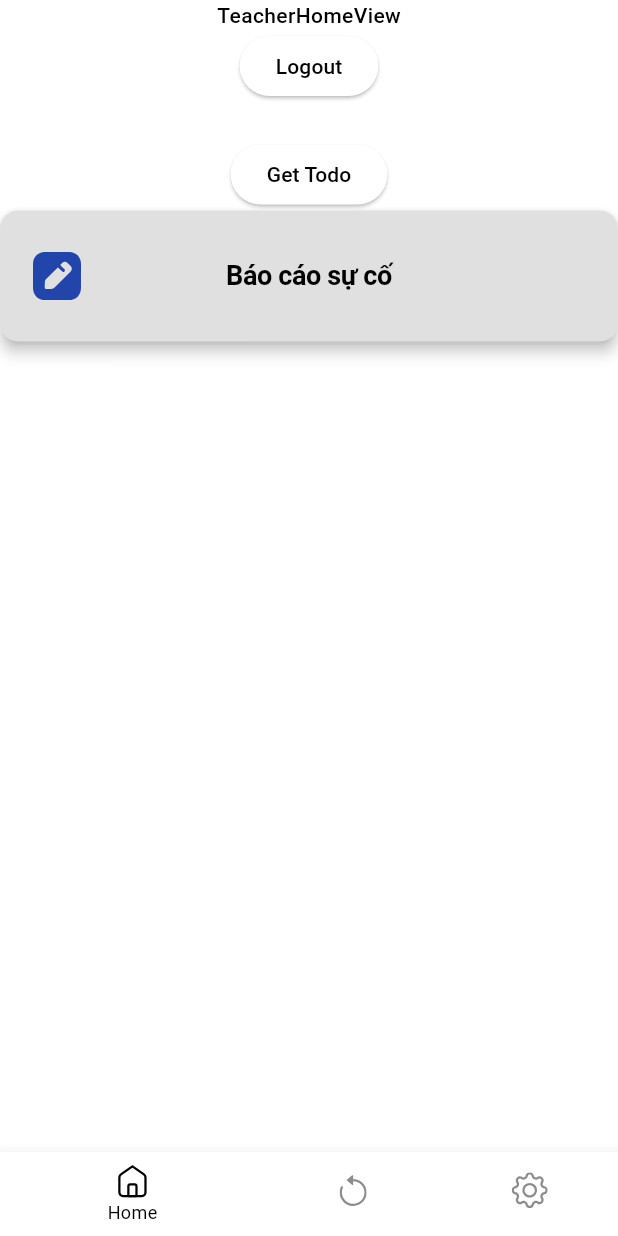
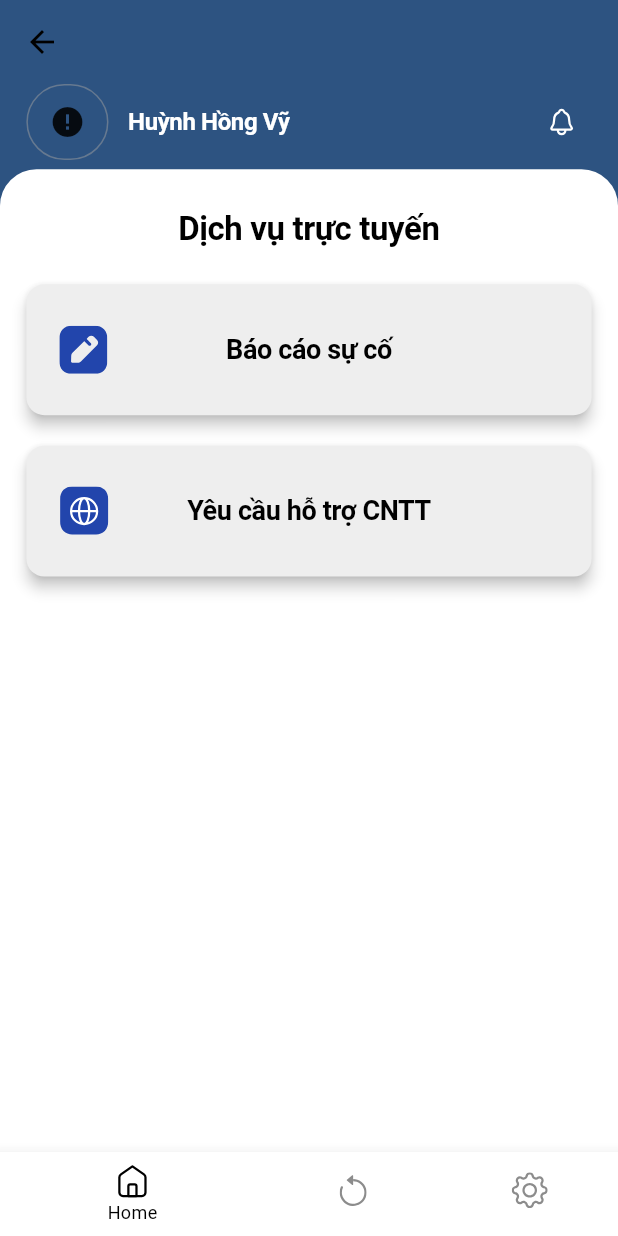
Before and after one commit to vixyninja/fmanager, a Flutter app: the TeacherBottomNavigation screen opened by its route, on a phone screen of 412 x 824 dp. Run offline on Flutter 3.47's test engine with Material 2 defaults, Android fonts, the phone set to English and light mode, and no system bars; drawn by our look-alikes of cached_network_image; our stand-ins replace dartz, dio, firebase_auth, firebase_core, flutter_screenutil, flutter_svg and 3 more; accounts and stored records are empty; network calls fail.

Commit message:
feat: teach home, base widget, base colors.

```diff
--- a/lib/core/theme/dark_color.dart
+++ b/lib/core/theme/dark_color.dart
@@ -6,6 +6,7 @@ class DarkColors {
 
   // BACKGROUND
   static const Color backgroundColor = Colors.black;
+  static const Color onBackgroundColor = Colors.white;
 
   // SHADOW
   static const Color shadowColor = Colors.grey;
--- a/lib/core/theme/light_color.dart
+++ b/lib/core/theme/light_color.dart
@@ -6,6 +6,7 @@ class LightColors {
 
   // BACKGROUND
   static const Color backgroundColor = Colors.white;
+  static const Color onBackgroundColor = Colors.black;
 
   // SHADOW
   static const Color shadowColor = Colors.grey;
--- a/lib/core/theme/them.dart
+++ b/lib/core/theme/them.dart
@@ -8,6 +8,7 @@ final ThemeData themeData = ThemeData(
   textTheme: textTheme,
   colorScheme: ColorScheme.light(
     background: LightColors.backgroundColor,
+    onBackground: LightColors.onBackgroundColor,
     primary: LightColors.primaryColor,
   ),
   iconButtonTheme: const IconButtonThemeData(
@@ -26,6 +27,7 @@ final ThemeData themeDataDark = ThemeData(
   textTheme: textThemeDark,
   colorScheme: ColorScheme.dark(
     background: DarkColors.backgroundColor,
+    onBackground: DarkColors.onBackgroundColor,
     primary: DarkColors.primaryColor,
   ),
   iconButtonTheme: const IconButtonThemeData(
--- /dev/null
+++ b/lib/core/widgets/base_circle_avatar/base_circle_avatar.dart
@@ -0,0 +1,67 @@
+import 'package:cached_network_image/cached_network_image.dart';
+import 'package:flutter/material.dart';
+import 'package:flutter_screenutil/flutter_screenutil.dart';
+
+// ignore: constant_identifier_names
+const String IMAGE_URL = 'https://res.cloudinary.com/dhwzs1m4l/image/upload/v1697453686/notion-avatar_sxmijk.png';
+
+class BaseCircleAvatar extends StatelessWidget {
+  const BaseCircleAvatar({
+    super.key,
+    this.onTap,
+    this.imageUrl,
+    this.width,
+    this.height,
+  });
+
+  final String? imageUrl;
+  final VoidCallback? onTap;
+  final double? width;
+  final double? height;
+
+  @override
+  Widget build(BuildContext context) {
+    return Stack(
+      children: [
+        Container(
+          decoration: BoxDecoration(
+            border: Border.all(
+              color: Colors.grey.withOpacity(0.5),
+              width: 1,
+            ),
+            borderRadius: BorderRadius.circular(99),
+          ),
+          child: ClipRRect(
+            borderRadius: BorderRadius.circular(99),
+            child: CachedNetworkImage(
+              imageUrl: imageUrl ?? IMAGE_URL,
+              width: width ?? 48.w,
+              height: height ?? 48.h,
+              placeholder: (context, url) => const Center(child: CircularProgressIndicator()),
+              errorWidget: (context, url, error) {
+                return const Icon(Icons.error);
+              },
+              filterQuality: FilterQuality.high,
+              fadeInCurve: Curves.easeIn,
+              fadeInDuration: const Duration(milliseconds: 500),
+              fadeOutCurve: Curves.easeOut,
+              fadeOutDuration: const Duration(milliseconds: 500),
+              fit: BoxFit.cover,
+            ),
+          ),
+        ),
+        Positioned.fill(
+          child: Material(
+            color: Colors.transparent,
+            borderRadius: BorderRadius.circular(99),
+            child: InkWell(
+              onTap: onTap,
+              borderRadius: BorderRadius.circular(99),
+              highlightColor: Colors.grey.withOpacity(0.3),
+            ),
+          ),
+        )
+      ],
+    );
+  }
+}
--- a/lib/core/widgets/base_header/base_header.dart
+++ b/lib/core/widgets/base_header/base_header.dart
@@ -1,21 +1,72 @@
 import 'package:flutter/material.dart';
+import 'package:flutter_screenutil/flutter_screenutil.dart';
+import 'package:flutter_svg/flutter_svg.dart';
+import 'package:fmanager/core/widgets/widget.dart';
 
 class BaseHeader extends StatelessWidget {
-  const BaseHeader({super.key});
+  const BaseHeader({
+    super.key,
+    this.pathSuffixIcon,
+    this.onTapSuffixIcon,
+    this.onTapAvatarIcon,
+    this.onTapTitle,
+    this.title,
+    this.urlAvatar,
+    this.height,
+    this.width,
+    this.colorTitle,
+    this.colorSuffixIcon,
+  });
+
+  final String? pathSuffixIcon;
+  final VoidCallback? onTapSuffixIcon;
+  final Color? colorSuffixIcon;
+  final String? urlAvatar;
+  final VoidCallback? onTapAvatarIcon;
+  final String? title;
+  final VoidCallback? onTapTitle;
+  final Color? colorTitle;
+  final double? height;
+  final double? width;
+
+  Widget suffixIcon(BuildContext context) {
+    return IconButton(
+      onPressed: onTapSuffixIcon,
+      icon: SvgPicture.asset(
+        pathSuffixIcon!,
+        colorFilter: ColorFilter.mode(
+          colorSuffixIcon ?? Colors.white,
+          BlendMode.srcIn,
+        ),
+      ),
+    );
+  }
 
   @override
   Widget build(BuildContext context) {
     return Row(
+      mainAxisSize: MainAxisSize.max,
+      crossAxisAlignment: CrossAxisAlignment.center,
+      mainAxisAlignment: MainAxisAlignment.start,
       children: [
-        Material(
-          child: InkWell(
-            onTap: () {},
-            child: const CircleAvatar(
-              backgroundImage: NetworkImage('https://picsum.photos/200/300'),
-              radius: 24,
-            ),
+        BaseCircleAvatar(
+          onTap: onTapAvatarIcon,
+          imageUrl: urlAvatar,
+          height: height ?? 48.h,
+          width: width ?? 48.w,
+        ),
+        12.horizontalSpace,
+        InkWell(
+          onTap: onTapTitle,
+          child: Text(
+            title ?? '',
+            style: Theme.of(context).textTheme.displayLarge!.copyWith(color: colorTitle ?? Colors.white),
+            maxLines: 1,
+            overflow: TextOverflow.ellipsis,
           ),
-        )
+        ),
+        const Spacer(),
+        pathSuffixIcon != null ? suffixIcon(context) : const SizedBox(),
       ],
     );
   }
--- a/lib/core/widgets/feature_button/feature_button.dart
+++ b/lib/core/widgets/feature_button/feature_button.dart
@@ -1,7 +1,5 @@
 import 'package:flutter/material.dart';
 import 'package:flutter_screenutil/flutter_screenutil.dart';
-import 'package:flutter_svg/flutter_svg.dart';
-import 'package:fmanager/utils/asset_manager.dart';
 
 class FeatureButton extends StatelessWidget {
   const FeatureButton({
@@ -27,7 +25,7 @@ class FeatureButton extends StatelessWidget {
       type: MaterialType.card,
       surfaceTintColor: Colors.transparent,
       animationDuration: const Duration(milliseconds: 400),
-      color: Colors.grey.shade300,
+      color: Colors.grey.shade200,
       clipBehavior: Clip.antiAliasWithSaveLayer,
       child: InkWell(
         onTap: onPressed,
@@ -42,9 +40,7 @@ class FeatureButton extends StatelessWidget {
                 top: 0,
                 bottom: 0,
                 left: 22,
-                child: SvgPicture.asset(
-                  AssetManager.getIconPath(IconManager.icEdit),
-                ),
+                child: leading,
               ),
               Positioned.fill(
                 bottom: 0,
--- a/lib/core/widgets/widget.dart
+++ b/lib/core/widgets/widget.dart
@@ -3,3 +3,4 @@ export 'loading/loading.dart';
 export 'lazy_index_stack/lazy_index_stack.dart';
 export 'feature_button/feature_button.dart';
 export 'base_header/base_header.dart';
+export 'base_circle_avatar/base_circle_avatar.dart';
--- a/lib/utils/asset_manager.dart
+++ b/lib/utils/asset_manager.dart
@@ -52,6 +52,8 @@ class IconManager {
   static const String icRateEmpty = 'teacher/ic_rate_empty.svg';
   static const String icRate = 'teacher/ic_rate.svg';
   static const String icUser = 'teacher/ic_user.svg';
+  static const String icEarth = 'teacher/ic_earth.svg';
+  static const String icFeed = 'teacher/ic_feed.svg';
 }
 
 class ImageManager {}
--- a/lib/views/teacher/home/home/teacher_home_view.dart
+++ b/lib/views/teacher/home/home/teacher_home_view.dart
@@ -1,4 +1,5 @@
 import 'package:flutter/material.dart';
+import 'package:flutter/services.dart';
 import 'package:flutter_screenutil/flutter_screenutil.dart';
 import 'package:flutter_svg/flutter_svg.dart';
 import 'package:fmanager/core/widgets/widget.dart';
@@ -15,33 +16,84 @@ class TeacherHomeView extends GetView<TeacherHomeLogic> {
 
   @override
   Widget build(BuildContext context) {
-    return SafeArea(
-      child: Scaffold(
-        body: Center(
+    final ThemeData themeData = Theme.of(context);
+
+    return Scaffold(
+      backgroundColor: const Color.fromRGBO(45, 83, 129, 1),
+      body: RefreshIndicator(
+        onRefresh: () async {
+          Future.delayed(const Duration(seconds: 1), () {});
+        },
+        child: CustomScrollView(
+          slivers: <Widget>[
+            SliverAppBar(
+              backgroundColor: const Color.fromRGBO(45, 83, 129, 1),
+              expandedHeight: 50.h,
+            ),
+            SliverSafeArea(
+              sliver: SliverToBoxAdapter(
+                child: Padding(
+                  padding: EdgeInsets.only(left: 16.w, right: 16.w, bottom: 6.h),
+                  child: BaseHeader(
+                    onTapAvatarIcon: () => Get.snackbar('Avatar', 'Avatar'),
+                    onTapSuffixIcon: () => Get.defaultDialog(),
+                    onTapTitle: () => Get.snackbar('Title', 'Title'),
+                    pathSuffixIcon: AssetManager.getIconPath(IconManager.icBell),
+                    title: 'Huỳnh Hồng Vỹ',
+                  ),
+                ),
+              ),
+            ),
+            SliverFillViewport(
+              delegate: SliverChildListDelegate([
+                Container(
+                  decoration: BoxDecoration(
+                    borderRadius: BorderRadius.only(
+                      topLeft: Radius.circular(24.r),
+                      topRight: Radius.circular(24.r),
+                    ),
+                    color: themeData.colorScheme.background,
+                  ),
                   child: Column(
+                    mainAxisSize: MainAxisSize.min,
+                    crossAxisAlignment: CrossAxisAlignment.center,
+                    mainAxisAlignment: MainAxisAlignment.start,
                     children: [
-              const Text('TeacherHomeView'),
-              ElevatedButton(
-                onPressed: () async {
-                  await authLogic.signOutGoogle();
-                },
-                child: const Text('Logout'),
+                      27.verticalSpace,
+                      Text(
+                        'Dịch vụ trực tuyến',
+                        style: themeData.textTheme.displayLarge!.copyWith(
+                          color: themeData.colorScheme.onBackground,
+                          fontSize: 20.sp,
+                        ),
                       ),
                       24.verticalSpace,
-              ElevatedButton(
-                onPressed: () async {
-                  teacherLogic.onCallApi();
-                },
-                child: const Text('Get Todo'),
-              ),
-              FeatureButton(
+                      Padding(
+                        padding: EdgeInsets.symmetric(horizontal: 16.w),
+                        child: FeatureButton(
                           leading: SvgPicture.asset(AssetManager.getIconPath(IconManager.icEdit)),
                           title: 'Báo cáo sự cố',
                           onPressed: () {},
                         ),
-              // const BaseHeader(),
+                      ),
+                      20.verticalSpace,
+                      Padding(
+                        padding: EdgeInsets.symmetric(horizontal: 16.w),
+                        child: FeatureButton(
+                          leading: SvgPicture.asset(AssetManager.getIconPath(IconManager.icEarth)),
+                          title: 'Yêu cầu hỗ trợ CNTT',
+                          onPressed: () {},
+                        ),
+                      ),
                     ],
                   ),
+                ),
+              ]),
+            ),
+          ],
+          shrinkWrap: true,
+          physics: const NeverScrollableScrollPhysics(),
+          keyboardDismissBehavior: ScrollViewKeyboardDismissBehavior.onDrag,
         ),
       ),
     );
--- a/pubspec.yaml
+++ b/pubspec.yaml
@@ -20,6 +20,7 @@ dependencies:
   flutter_screenutil: ^5.9.0
   logger: ^2.0.2+1
   dartz: ^0.10.1
+  cached_network_image: ^3.3.0
 
 dev_dependencies:
   flutter_test:
```
Also changed, not shown: assets/icons/teacher/ic_earth.svg (added), assets/icons/teacher/ic_feed.svg (added), pubspec.lock, 2 other files. Lines whose indentation alone changed are shown as unchanged.
